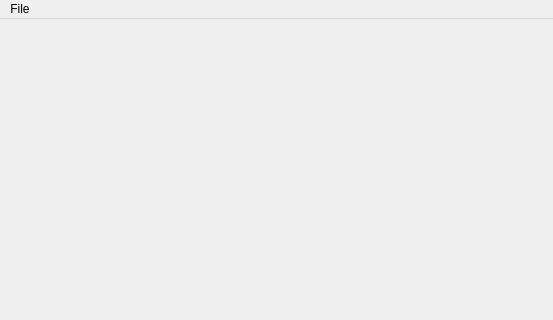
Qt form trunk/src/gui/ui/mainWindow.ui (BackupTheBerlios/dvt-svn) before a commit; both pictures show x 0 to 553 and y 0 to 320 of the 553 by 483 pixel window.
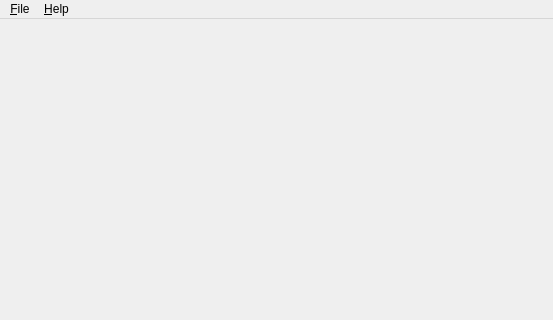
The same form after that commit.

```diff
--- a/trunk/src/gui/ui/mainWindow.ui
+++ b/trunk/src/gui/ui/mainWindow.ui
@@ -24,7 +24,7 @@
    </property>
    <widget class="QMenu" name="menuFile" >
     <property name="title" >
-     <string>File</string>
+     <string>&amp;File</string>
     </property>
     <addaction name="actionOpen" />
     <addaction name="actionEdit" />
@@ -33,7 +33,15 @@
     <addaction name="separator" />
     <addaction name="actionQuit" />
    </widget>
+   <widget class="QMenu" name="menuHelp" >
+    <property name="title" >
+     <string>&amp;Help</string>
+    </property>
+    <addaction name="actionAboutDvt" />
+    <addaction name="actionAboutQt" />
+   </widget>
    <addaction name="menuFile" />
+   <addaction name="menuHelp" />
   </widget>
   <widget class="QStatusBar" name="statusbar" />
   <action name="actionOpen" >
```
Left out of the diff: 24 changed lines with no effect on the pictures.
